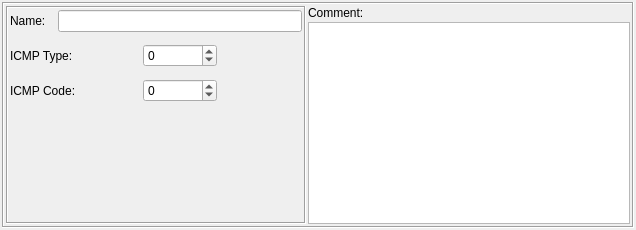
Before: the Qt Designer form src/gui/icmpservicedialog_q.ui in fwbuilder/fwbuilder, drawn with Qt 5.
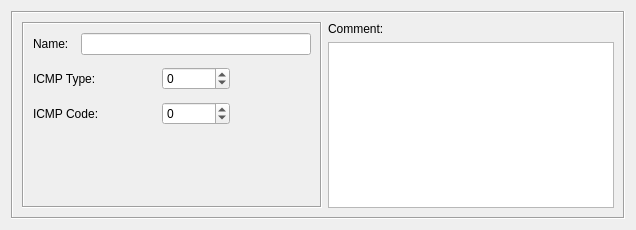
After: the same form once the commit is applied.

Commit message: See #501 Finally cleaned up dialog layout for all object dialogs. Had to remove default margin and spacing in the "form setting" for each dialog

What changed in the file:
```diff
--- a/src/gui/icmpservicedialog_q.ui
+++ b/src/gui/icmpservicedialog_q.ui
@@ -21,19 +21,8 @@
   <property name="windowTitle" >
    <string>ICMP</string>
   </property>
-  <layout class="QGridLayout" >
-   <property name="margin" >
-    <number>2</number>
-   </property>
-   <property name="spacing" >
-    <number>-1</number>
-   </property>
+  <layout class="QGridLayout" name="gridLayout" >
    <item row="0" column="0" >
-    <layout class="QVBoxLayout" >
-     <property name="spacing" >
-      <number>-1</number>
-     </property>
-     <item>
       <widget class="QFrame" name="frame7" >
        <property name="frameShape" >
         <enum>QFrame::Box</enum>
@@ -221,10 +210,7 @@
       </widget>
      </item>
     </layout>
-   </item>
-  </layout>
  </widget>
- <layoutdefault spacing="2" margin="2" />
  <tabstops>
   <tabstop>obj_name</tabstop>
   <tabstop>icmpType</tabstop>
```
Left out of the diff: 1 changed line with no effect on the pictures. Lines whose indentation alone changed are shown as unchanged. The commit also changes 30 other files.
